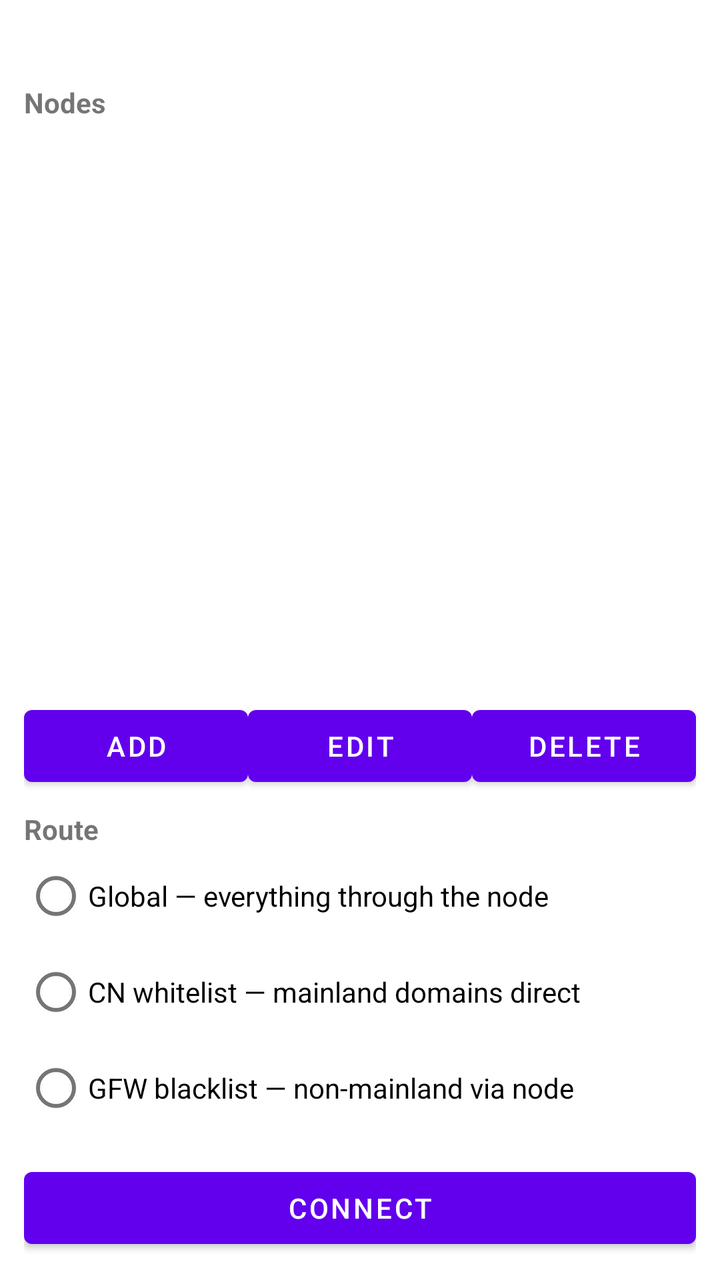
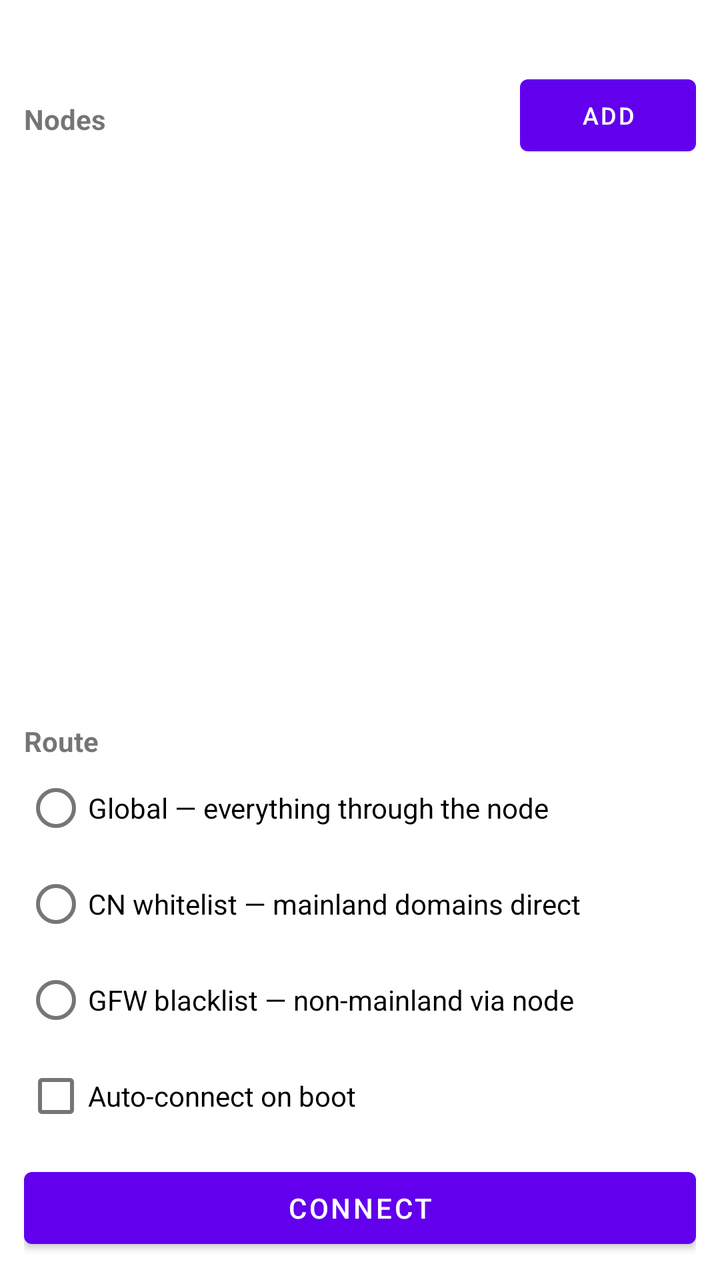

An Android layout rendered at two revisions. The XML below is the earlier revision; the diff shows what the commit changed to produce the second picture.
<!-- AndroidManifest.xml: fallback theme Theme.MaterialComponents.DayNight.NoActionBar -->
<!-- res/layout/activity_main.xml -->
<?xml version="1.0" encoding="utf-8"?>
<LinearLayout xmlns:android="http://schemas.android.com/apk/res/android"
    android:layout_width="match_parent"
    android:layout_height="match_parent"
    android:orientation="vertical"
    android:padding="12dp">

    <TextView
        android:id="@+id/status"
        android:layout_width="match_parent"
        android:layout_height="wrap_content"
        android:paddingBottom="8dp"
        android:textSize="16sp"
        android:textStyle="bold" />

    <TextView
        android:layout_width="match_parent"
        android:layout_height="wrap_content"
        android:text="@string/nodes_heading"
        android:textStyle="bold" />

    <ListView
        android:id="@+id/nodes"
        android:layout_width="match_parent"
        android:layout_height="0dp"
        android:layout_weight="1"
        android:choiceMode="singleChoice" />

    <LinearLayout
        android:layout_width="match_parent"
        android:layout_height="wrap_content"
        android:orientation="horizontal">

        <Button
            android:id="@+id/add_node"
            android:layout_width="0dp"
            android:layout_height="wrap_content"
            android:layout_weight="1"
            android:text="@string/add_node" />

        <Button
            android:id="@+id/edit_node"
            android:layout_width="0dp"
            android:layout_height="wrap_content"
            android:layout_weight="1"
            android:text="@string/edit_node" />

        <Button
            android:id="@+id/delete_node"
            android:layout_width="0dp"
            android:layout_height="wrap_content"
            android:layout_weight="1"
            android:text="@string/delete_node" />
    </LinearLayout>

    <TextView
        android:layout_width="match_parent"
        android:layout_height="wrap_content"
        android:paddingTop="8dp"
        android:text="@string/route_heading"
        android:textStyle="bold" />

    <RadioGroup
        android:id="@+id/routing"
        android:layout_width="match_parent"
        android:layout_height="wrap_content"
        android:orientation="vertical">

        <RadioButton
            android:id="@+id/route_global"
            android:layout_width="match_parent"
            android:layout_height="wrap_content"
            android:text="@string/route_global" />

        <RadioButton
            android:id="@+id/route_cn"
            android:layout_width="match_parent"
            android:layout_height="wrap_content"
            android:text="@string/route_cn" />

        <RadioButton
            android:id="@+id/route_gfw"
            android:layout_width="match_parent"
            android:layout_height="wrap_content"
            android:text="@string/route_gfw" />
    </RadioGroup>

    <Button
        android:id="@+id/connect"
        android:layout_width="match_parent"
        android:layout_height="wrap_content"
        android:layout_marginTop="12dp"
        android:text="@string/connect" />
</LinearLayout>
<!-- resources referenced by this layout -->
<resources>
  <string name="add_node">Add</string>
  <string name="connect">Connect</string>
  <string name="delete_node">Delete</string>
  <string name="edit_node">Edit</string>
  <string name="nodes_heading">Nodes</string>
  <string name="route_cn">CN whitelist — mainland domains direct</string>
  <string name="route_gfw">GFW blacklist — non-mainland via node</string>
  <string name="route_global">Global — everything through the node</string>
  <string name="route_heading">Route</string>
</resources>

<!-- the commit's change to res/layout/activity_main.xml (unified diff, before → after) -->
@@ -5,53 +5,59 @@
     android:orientation="vertical"
     android:padding="12dp">
 
-    <TextView
-        android:id="@+id/status"
+    <LinearLayout
         android:layout_width="match_parent"
         android:layout_height="wrap_content"
-        android:paddingBottom="8dp"
-        android:textSize="16sp"
-        android:textStyle="bold" />
+        android:gravity="center_vertical"
+        android:orientation="horizontal">
 
-    <TextView
+        <TextView
+            android:id="@+id/status"
+            android:layout_width="0dp"
+            android:layout_height="wrap_content"
+            android:layout_weight="1"
+            android:textSize="16sp"
+            android:textStyle="bold" />
+
+        <Button
+            android:id="@+id/tunnel_test"
+            android:layout_width="wrap_content"
+            android:layout_height="wrap_content"
+            android:text="@string/tunnel_test"
+            android:textSize="12sp"
+            android:visibility="gone" />
+    </LinearLayout>
+
+    <LinearLayout
         android:layout_width="match_parent"
         android:layout_height="wrap_content"
-        android:text="@string/nodes_heading"
-        android:textStyle="bold" />
+        android:gravity="center_vertical"
+        android:orientation="horizontal">
+
+        <TextView
+            android:layout_width="0dp"
+            android:layout_height="wrap_content"
+            android:layout_weight="1"
+            android:paddingTop="8dp"
+            android:paddingBottom="4dp"
+            android:text="@string/nodes_heading"
+            android:textStyle="bold" />
+
+        <Button
+            android:id="@+id/add_node"
+            android:layout_width="wrap_content"
+            android:layout_height="wrap_content"
+            android:text="@string/add_node"
+            android:textSize="12sp" />
+    </LinearLayout>
 
     <ListView
         android:id="@+id/nodes"
         android:layout_width="match_parent"
         android:layout_height="0dp"
         android:layout_weight="1"
-        android:choiceMode="singleChoice" />
-
-    <LinearLayout
-        android:layout_width="match_parent"
-        android:layout_height="wrap_content"
-        android:orientation="horizontal">
-
-        <Button
-            android:id="@+id/add_node"
-            android:layout_width="0dp"
-            android:layout_height="wrap_content"
-            android:layout_weight="1"
-            android:text="@string/add_node" />
-
-        <Button
-            android:id="@+id/edit_node"
-            android:layout_width="0dp"
-            android:layout_height="wrap_content"
-            android:layout_weight="1"
-            android:text="@string/edit_node" />
-
-        <Button
-            android:id="@+id/delete_node"
-            android:layout_width="0dp"
-            android:layout_height="wrap_content"
-            android:layout_weight="1"
-            android:text="@string/delete_node" />
-    </LinearLayout>
+        android:divider="#dddddd"
+        android:dividerHeight="1dp" />
 
     <TextView
         android:layout_width="match_parent"
@@ -85,10 +91,16 @@
             android:text="@string/route_gfw" />
     </RadioGroup>
 
+    <CheckBox
+        android:id="@+id/auto_connect"
+        android:layout_width="match_parent"
+        android:layout_height="wrap_content"
+        android:text="@string/auto_connect" />
+
     <Button
         android:id="@+id/connect"
         android:layout_width="match_parent"
         android:layout_height="wrap_content"
-        android:layout_marginTop="12dp"
+        android:layout_marginTop="8dp"
         android:text="@string/connect" />
 </LinearLayout>
<!-- resource entries referenced after the edit -->
@@ -1,13 +1,13 @@
 <!-- resources referenced by this layout -->
 <resources>
   <string name="add_node">Add</string>
+  <string name="auto_connect">Auto-connect on boot</string>
   <string name="connect">Connect</string>
-  <string name="delete_node">Delete</string>
-  <string name="edit_node">Edit</string>
   <string name="nodes_heading">Nodes</string>
   <string name="route_cn">CN whitelist — mainland domains direct</string>
   <string name="route_gfw">GFW blacklist — non-mainland via node</string>
   <string name="route_global">Global — everything through the node</string>
   <string name="route_heading">Route</string>
+  <string name="tunnel_test">Test tunnel</string>
 </resources>
 
